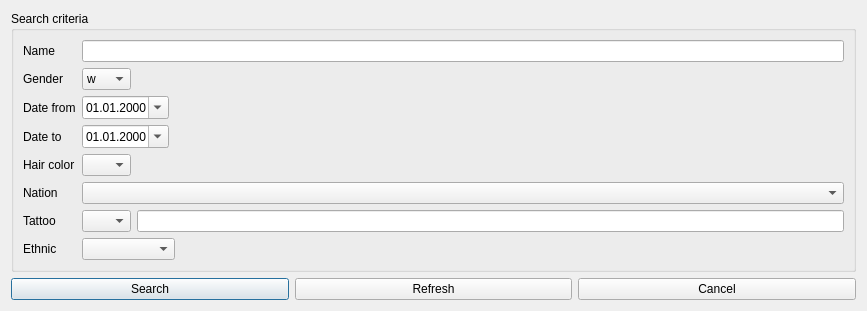
hwmay/pordb, file pordb_darsteller_suchen.ui: the form before one commit.
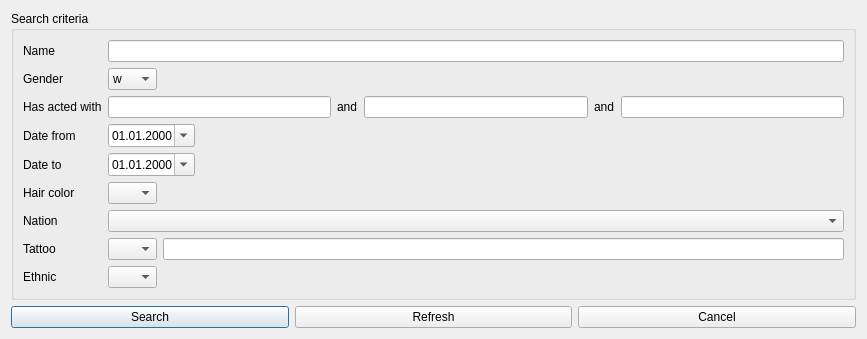
The form after the commit. Icons and pictures are not drawn.

Commit message: New function: search for actors extended (has acted with)

```diff
--- a/pordb_darsteller_suchen.ui
+++ b/pordb_darsteller_suchen.ui
@@ -7,7 +7,7 @@
     <x>0</x>
     <y>0</y>
     <width>867</width>
-    <height>295</height>
+    <height>336</height>
    </rect>
   </property>
   <property name="windowTitle">
@@ -17,27 +17,15 @@
    <iconset>
     <normaloff>pypordb/8027068_splash.png</normaloff>pypordb/8027068_splash.png</iconset>
   </property>
-  <layout class="QGridLayout" name="gridLayout">
+  <layout class="QGridLayout" name="gridLayout_2">
    <item row="0" column="0">
-    <layout class="QVBoxLayout" name="verticalLayout_2">
+    <layout class="QVBoxLayout" name="verticalLayout">
      <item>
       <widget class="QGroupBox" name="groupBox">
        <property name="title">
         <string>Search criteria</string>
        </property>
-       <layout class="QVBoxLayout" name="verticalLayout">
-        <item>
-         <layout class="QGridLayout">
-          <item row="0" column="0">
-           <widget class="QLabel" name="label">
-            <property name="text">
-             <string>Name</string>
-            </property>
-           </widget>
-          </item>
-          <item row="0" column="1" colspan="4">
-           <widget class="QLineEdit" name="lineEditDarstellerSuche"/>
-          </item>
+       <layout class="QGridLayout" name="gridLayout">
           <item row="1" column="0">
            <widget class="QLabel" name="label_2">
             <property name="text">
@@ -59,27 +47,7 @@
             </item>
            </widget>
           </item>
-          <item row="1" column="2" colspan="3">
-           <spacer>
-            <property name="orientation">
-             <enum>Qt::Horizontal</enum>
-            </property>
-            <property name="sizeHint" stdset="0">
-             <size>
-              <width>661</width>
-              <height>20</height>
-             </size>
-            </property>
-           </spacer>
-          </item>
-          <item row="2" column="0">
-           <widget class="QLabel" name="label_3">
-            <property name="text">
-             <string>Date from</string>
-            </property>
-           </widget>
-          </item>
-          <item row="2" column="1" colspan="2">
+        <item row="3" column="1" colspan="2">
            <widget class="QDateEdit" name="dateEditDarstellerSucheAb">
             <property name="minimumDate">
              <date>
@@ -96,123 +64,116 @@
             </property>
            </widget>
           </item>
-          <item row="2" column="3" colspan="2">
+        <item row="2" column="0">
+         <widget class="QLabel" name="label_9">
+          <property name="text">
+           <string>Has acted with</string>
+          </property>
+         </widget>
+        </item>
+        <item row="1" column="2" colspan="2">
            <spacer>
             <property name="orientation">
              <enum>Qt::Horizontal</enum>
             </property>
             <property name="sizeHint" stdset="0">
              <size>
-              <width>611</width>
+            <width>661</width>
               <height>20</height>
              </size>
             </property>
            </spacer>
           </item>
           <item row="3" column="0">
-           <widget class="QLabel" name="label_4">
+         <widget class="QLabel" name="label_3">
             <property name="text">
-             <string>Date to</string>
+           <string>Date from</string>
             </property>
            </widget>
           </item>
-          <item row="3" column="1" colspan="2">
-           <widget class="QDateEdit" name="dateEditDarstellerSucheBis">
-            <property name="displayFormat">
-             <string>dd.MM.yyyy</string>
-            </property>
-            <property name="calendarPopup">
-             <bool>true</bool>
-            </property>
-            <property name="date">
-             <date>
-              <year>2000</year>
-              <month>1</month>
-              <day>1</day>
-             </date>
-            </property>
-           </widget>
-          </item>
-          <item row="3" column="3" colspan="2">
+        <item row="6" column="1" colspan="3">
+         <widget class="QComboBox" name="comboBoxDarstellerSucheNation"/>
+        </item>
+        <item row="3" column="3">
            <spacer>
             <property name="orientation">
              <enum>Qt::Horizontal</enum>
             </property>
             <property name="sizeHint" stdset="0">
              <size>
-              <width>611</width>
+            <width>631</width>
               <height>20</height>
              </size>
             </property>
            </spacer>
           </item>
-          <item row="4" column="0">
+        <item row="8" column="1">
+         <widget class="QComboBox" name="comboBoxDarstellerSucheEthnic">
+          <item>
+           <property name="text">
+            <string/>
+           </property>
+          </item>
+          <item>
+           <property name="text">
+            <string>w</string>
+           </property>
+          </item>
+          <item>
+           <property name="text">
+            <string>a</string>
+           </property>
+          </item>
+          <item>
+           <property name="text">
+            <string>s</string>
+           </property>
+          </item>
+          <item>
+           <property name="text">
+            <string>l</string>
+           </property>
+          </item>
+         </widget>
+        </item>
+        <item row="0" column="1" colspan="3">
+         <widget class="QLineEdit" name="lineEditDarstellerSuche"/>
+        </item>
+        <item row="5" column="0">
            <widget class="QLabel" name="label_5">
             <property name="text">
              <string>Hair color</string>
             </property>
            </widget>
           </item>
-          <item row="4" column="1">
-           <widget class="QComboBox" name="comboBoxDarstellerSucheHaar">
-            <item>
+        <item row="4" column="0">
+         <widget class="QLabel" name="label_4">
              <property name="text">
-              <string/>
-             </property>
-            </item>
-            <item>
-             <property name="text">
-              <string>bl</string>
-             </property>
-            </item>
-            <item>
-             <property name="text">
-              <string>br</string>
-             </property>
-            </item>
-            <item>
-             <property name="text">
-              <string>r</string>
-             </property>
-            </item>
-            <item>
-             <property name="text">
-              <string>s</string>
-             </property>
-            </item>
-           </widget>
-          </item>
-          <item row="4" column="2" colspan="3">
+           <string>Date to</string>
+          </property>
+         </widget>
+        </item>
+        <item row="4" column="3">
            <spacer>
             <property name="orientation">
              <enum>Qt::Horizontal</enum>
             </property>
             <property name="sizeHint" stdset="0">
              <size>
-              <width>661</width>
+            <width>631</width>
               <height>20</height>
              </size>
             </property>
            </spacer>
           </item>
-          <item row="5" column="0">
-           <widget class="QLabel" name="label_6">
-            <property name="text">
-             <string>Nation</string>
-            </property>
-           </widget>
-          </item>
-          <item row="5" column="1" colspan="4">
-           <widget class="QComboBox" name="comboBoxDarstellerSucheNation"/>
-          </item>
-          <item row="6" column="0">
+        <item row="7" column="0">
            <widget class="QLabel" name="label_7">
             <property name="text">
              <string>Tattoo</string>
             </property>
            </widget>
           </item>
-          <item row="6" column="1">
+        <item row="7" column="1">
            <widget class="QComboBox" name="comboBoxDarstellerSucheTattoo">
             <item>
              <property name="text">
@@ -231,18 +192,51 @@
             </item>
            </widget>
           </item>
-          <item row="6" column="2" colspan="3">
+        <item row="7" column="2" colspan="2">
            <widget class="QLineEdit" name="lineEditDarstellerSucheTattoo"/>
           </item>
-          <item row="7" column="0">
+        <item row="5" column="2" colspan="2">
+         <spacer>
+          <property name="orientation">
+           <enum>Qt::Horizontal</enum>
+          </property>
+          <property name="sizeHint" stdset="0">
+           <size>
+            <width>661</width>
+            <height>20</height>
+           </size>
+          </property>
+         </spacer>
+        </item>
+        <item row="8" column="2" colspan="2">
+         <spacer>
+          <property name="orientation">
+           <enum>Qt::Horizontal</enum>
+          </property>
+          <property name="sizeHint" stdset="0">
+           <size>
+            <width>491</width>
+            <height>20</height>
+           </size>
+          </property>
+         </spacer>
+        </item>
+        <item row="8" column="0">
            <widget class="QLabel" name="label_8">
             <property name="text">
              <string>Ethnic</string>
             </property>
            </widget>
           </item>
-          <item row="7" column="1" colspan="3">
-           <widget class="QComboBox" name="comboBoxDarstellerSucheEthnic">
+        <item row="6" column="0">
+         <widget class="QLabel" name="label_6">
+          <property name="text">
+           <string>Nation</string>
+          </property>
+         </widget>
+        </item>
+        <item row="5" column="1">
+         <widget class="QComboBox" name="comboBoxDarstellerSucheHaar">
             <item>
              <property name="text">
               <string/>
@@ -263,25 +257,56 @@
               <string>s</string>
              </property>
             </item>
-            <item>
+         </widget>
+        </item>
+        <item row="0" column="0">
+         <widget class="QLabel" name="label">
              <property name="text">
-              <string>l</string>
-             </property>
-            </item>
-           </widget>
-          </item>
-          <item row="7" column="4">
-           <spacer>
-            <property name="orientation">
-             <enum>Qt::Horizontal</enum>
+           <string>Name</string>
+          </property>
+         </widget>
+        </item>
+        <item row="4" column="1" colspan="2">
+         <widget class="QDateEdit" name="dateEditDarstellerSucheBis">
+          <property name="date">
+           <date>
+            <year>2000</year>
+            <month>1</month>
+            <day>1</day>
+           </date>
+          </property>
+          <property name="displayFormat">
+           <string>dd.MM.yyyy</string>
+          </property>
+          <property name="calendarPopup">
+           <bool>true</bool>
+          </property>
+         </widget>
+        </item>
+        <item row="2" column="1" colspan="3">
+         <layout class="QHBoxLayout" name="horizontalLayout">
+          <item>
+           <widget class="QLineEdit" name="lineEditActor1"/>
+          </item>
+          <item>
+           <widget class="QLabel" name="label_10">
+            <property name="text">
+             <string>and</string>
             </property>
-            <property name="sizeHint" stdset="0">
-             <size>
-              <width>491</width>
-              <height>20</height>
-             </size>
+           </widget>
+          </item>
+          <item>
+           <widget class="QLineEdit" name="lineEditActor2"/>
+          </item>
+          <item>
+           <widget class="QLabel" name="label_11">
+            <property name="text">
+             <string>and</string>
             </property>
-           </spacer>
+           </widget>
+          </item>
+          <item>
+           <widget class="QLineEdit" name="lineEditActor3"/>
           </item>
          </layout>
         </item>
```
Left out of the diff: 9 changed lines with no effect on the pictures. Lines whose indentation alone changed are shown as unchanged. The commit also changes 5 other files.
